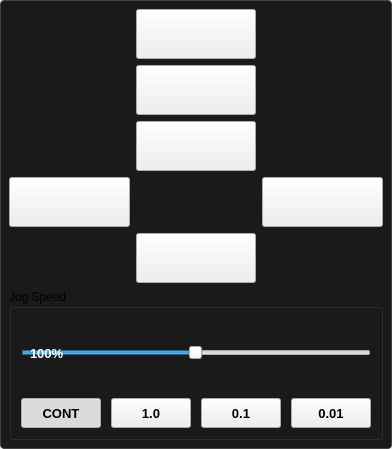
Old version of the form thorcnc/widgets/jog_panel.ui in the repository Moshkopp/ThorCNC.
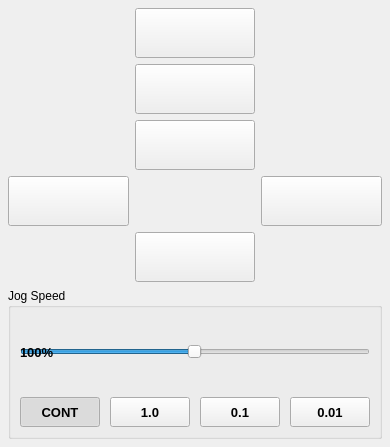
New version of the form.

Commit message: remove all hardcoded styles into qss

Diff of the .ui file:
```diff
--- a/thorcnc/widgets/jog_panel.ui
+++ b/thorcnc/widgets/jog_panel.ui
@@ -11,9 +11,6 @@
           <number>0</number>
          </property>
          <widget class="QFrame" name="jog_xyz">
-          <property name="styleSheet">
-           <string>QFrame#jog_xyz { border: 1px solid #444; border-radius: 4px; background-color: #1a1a1a; }</string>
-          </property>
           <layout class="QGridLayout" name="jogGridLayout">
            <property name="leftMargin">
             <number>8</number>
@@ -189,9 +186,6 @@
                   <property name="alignment">
                    <set>Qt::AlignmentFlag::AlignLeft|Qt::AlignmentFlag::AlignVCenter</set>
                   </property>
-                  <property name="styleSheet">
-                   <string>color: white; background: transparent; padding-left: 6px;</string>
-                  </property>
                  </widget>
                 </item>
                </layout>
```
The commit also changes 13 other files.
